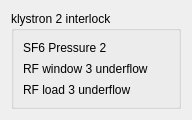
First picture: the form in src/widgets/klystron2ictk.ui, repository srgblnch/LinacGUI, before the edit.
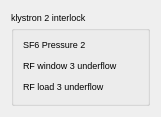
Second picture: the form after the edit. Custom widgets are drawn as their Qt base class.

Commit message: changes in the font size and the subwidget compact to fix visualization issues

The edit to the form file:
```diff
--- a/src/widgets/klystron2ictk.ui
+++ b/src/widgets/klystron2ictk.ui
@@ -6,7 +6,7 @@
    <rect>
     <x>0</x>
     <y>0</y>
-    <width>183</width>
+    <width>156</width>
     <height>100</height>
    </rect>
   </property>
@@ -16,6 +16,11 @@
   <layout class="QGridLayout" name="gridLayout">
    <item row="0" column="0">
     <widget class="TaurusGroupBox" name="ictkGroup">
+     <property name="font">
+      <font>
+       <pointsize>7</pointsize>
+      </font>
+     </property>
      <property name="title">
       <string>klystron 2 interlock</string>
      </property>
```
The commit also changes 23 other files.
